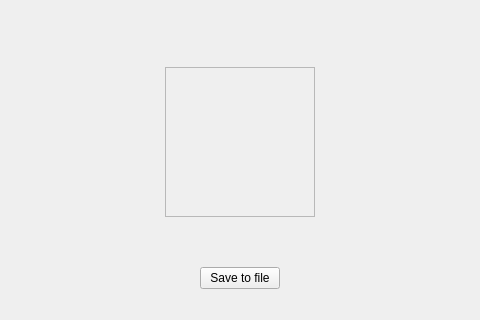
Qt form src/pyAnimalTrack/ui/View/DeadReckoningWindow.ui (davemccormick/pyAnimalTrack) before a commit; both pictures show x 160 to 640 and y 280 to 600 of the 800 by 600 pixel window.
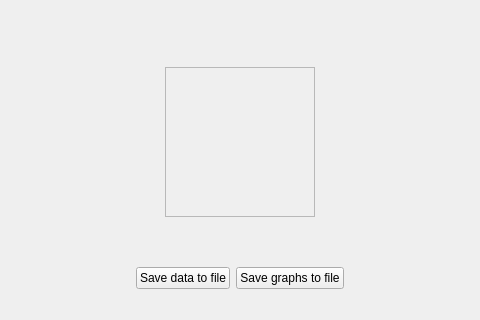
The same form after that commit.

Patch:
```diff
--- a/src/pyAnimalTrack/ui/View/DeadReckoningWindow.ui
+++ b/src/pyAnimalTrack/ui/View/DeadReckoningWindow.ui
@@ -238,7 +238,14 @@
            </sizepolicy>
           </property>
           <property name="text">
-           <string>Save to file</string>
+           <string>Save data to file</string>
+          </property>
+         </widget>
+        </item>
+        <item>
+         <widget class="QPushButton" name="saveToGraphFileButton">
+          <property name="text">
+           <string>Save graphs to file</string>
           </property>
          </widget>
         </item>
```
Left out of the diff: 4 changed lines with no effect on the pictures.
